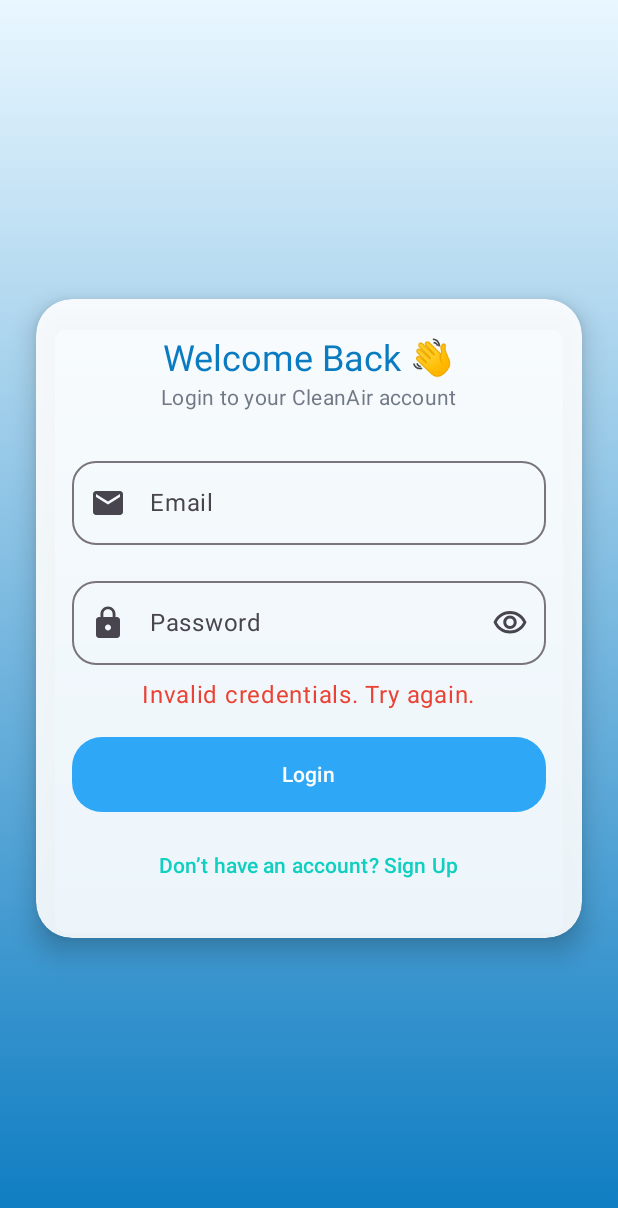
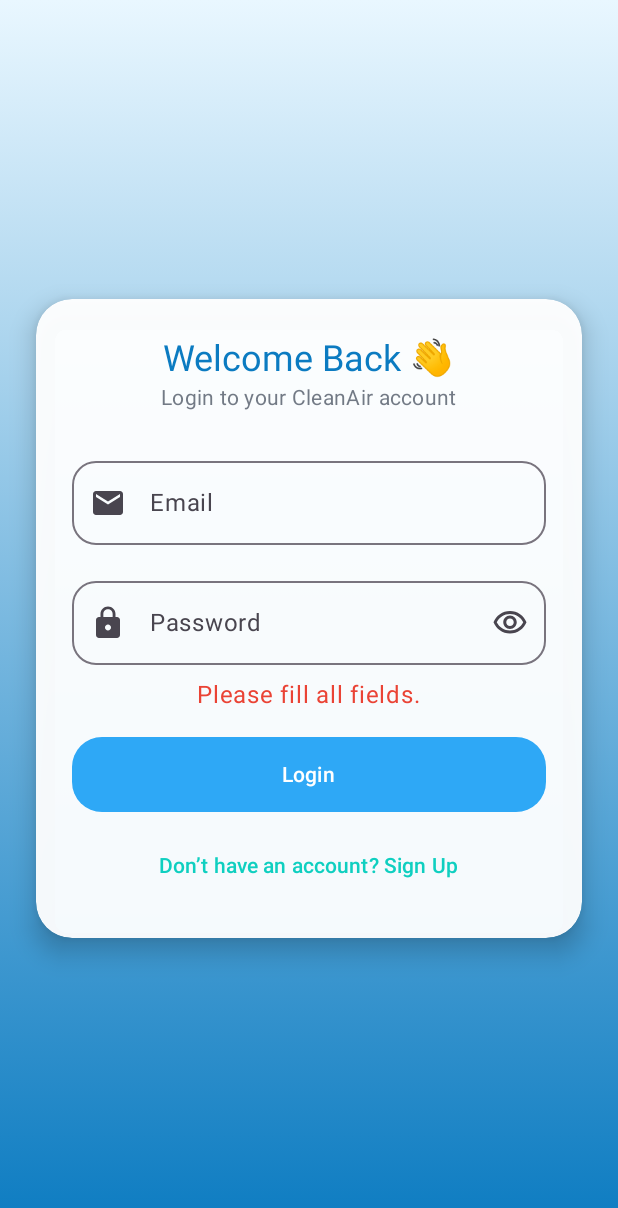
Before and after one commit to Akhil3452/CleanAir, an Android app built with Jetpack Compose: the screen it shows after launch (MainActivity), after a tap on "Login", on a phone screen of 412 x 824 dp. Shown: the top 1208 px of the screen. Run offline under Robolectric (Android 15) with nearby library versions, the phone set to English and light mode, and no system bars; our stand-ins replace Dagger/Hilt's generated code, Firebase (no records; nobody signed in at launch, a user with empty details on screens opened directly).

```diff
--- a/app/build.gradle.kts
+++ b/app/build.gradle.kts
@@ -4,6 +4,7 @@ plugins {
     id("com.google.dagger.hilt.android")
     kotlin("kapt")
     alias(libs.plugins.kotlin.compose)
+    alias(libs.plugins.google.gms.google.services)
 }
 
 android {
@@ -46,6 +47,8 @@ dependencies {
     implementation("androidx.lifecycle:lifecycle-viewmodel-compose:2.8.0")
     implementation("androidx.navigation:navigation-compose:2.8.0")
     implementation("androidx.room:room-runtime:2.7.0-alpha05")
+    implementation(libs.firebase.auth)
+    implementation(libs.firebase.firestore)
     kapt("androidx.room:room-compiler:2.7.0-alpha05")
     implementation("androidx.room:room-ktx:2.7.0-alpha05")
     implementation("com.squareup.retrofit2:converter-gson:2.9.0")
--- a/app/src/main/java/uk/ac/tees/mad/cleanair/MainActivity.kt
+++ b/app/src/main/java/uk/ac/tees/mad/cleanair/MainActivity.kt
@@ -4,22 +4,19 @@ import android.os.Bundle
 import androidx.activity.ComponentActivity
 import androidx.activity.compose.setContent
 import androidx.activity.enableEdgeToEdge
-import androidx.compose.foundation.layout.fillMaxSize
-import androidx.compose.foundation.layout.padding
-import androidx.compose.material3.Scaffold
-import androidx.compose.material3.Text
 import androidx.compose.runtime.Composable
-import androidx.compose.ui.Modifier
-import androidx.compose.ui.tooling.preview.Preview
 import androidx.navigation.NavHostController
 import androidx.navigation.compose.NavHost
 import androidx.navigation.compose.composable
 import androidx.navigation.compose.rememberNavController
+import dagger.hilt.android.AndroidEntryPoint
 import uk.ac.tees.mad.cleanair.ui.screens.auth.LoginScreen
 import uk.ac.tees.mad.cleanair.ui.screens.auth.SignupScreen
+import uk.ac.tees.mad.cleanair.ui.screens.dashboard.DashboardScreen
 import uk.ac.tees.mad.cleanair.ui.screens.splash.SplashScreen
 import uk.ac.tees.mad.cleanair.ui.theme.CleanAirTheme
 
+@AndroidEntryPoint
 class MainActivity : ComponentActivity() {
     override fun onCreate(savedInstanceState: Bundle?) {
         super.onCreate(savedInstanceState)
@@ -38,7 +35,7 @@ fun AppNavGraph(navController: NavHostController = rememberNavController()) {
         composable("splash") { SplashScreen(navController = navController) }
         composable("login") { LoginScreen(navController = navController) }
         composable("signup") { SignupScreen(navController = navController) }
-        //composable("dashboard") { DashboardScreen(navController = navController) }
+        composable("dashboard") { DashboardScreen(navController = navController) }
         // other routes...
     }
 }
--- /dev/null
+++ b/app/src/main/java/uk/ac/tees/mad/cleanair/di/AppModule.kt
@@ -0,0 +1,27 @@
+package uk.ac.tees.mad.cleanair.di
+
+import com.google.firebase.Firebase
+import com.google.firebase.auth.FirebaseAuth
+import com.google.firebase.auth.auth
+import com.google.firebase.firestore.FirebaseFirestore
+import com.google.firebase.firestore.firestore
+import dagger.Module
+import dagger.Provides
+import dagger.hilt.InstallIn
+import dagger.hilt.components.SingletonComponent
+import javax.inject.Singleton
+
+@Module
+@InstallIn(SingletonComponent::class)
+object AppModule {
+
+    @Provides
+    @Singleton
+    fun providesFirebaseAuthentication() : FirebaseAuth = Firebase.auth
+
+    @Provides
+    @Singleton
+    fun providesFirebaseFirestore() : FirebaseFirestore = Firebase.firestore
+
+
+}
--- a/app/src/main/java/uk/ac/tees/mad/cleanair/ui/screens/auth/LoginScreen.kt
+++ b/app/src/main/java/uk/ac/tees/mad/cleanair/ui/screens/auth/LoginScreen.kt
@@ -18,20 +18,33 @@ import androidx.compose.ui.draw.shadow
 import androidx.compose.ui.text.input.PasswordVisualTransformation
 import androidx.compose.ui.text.input.VisualTransformation
 import androidx.compose.ui.unit.dp
+import androidx.hilt.navigation.compose.hiltViewModel
 import androidx.navigation.NavController
+import kotlinx.coroutines.delay
 import uk.ac.tees.mad.cleanair.ui.theme.*
 
 @Composable
 fun LoginScreen(
     navController: NavController,
-    onLoginClick: (String, String, Boolean) -> Unit = { _, _, _ -> }
+    viewModel: AuthViewModel = hiltViewModel()
 ) {
     AuthBackground {
         var email by remember { mutableStateOf("") }
         var password by remember { mutableStateOf("") }
         var passwordVisible by remember { mutableStateOf(false) }
-        var rememberMe by remember { mutableStateOf(false) }
+        var isLoading by remember { mutableStateOf(false) }
         var showError by remember { mutableStateOf(false) }
+        var errorMessage by remember { mutableStateOf<String?>(null) }
+
+
+        if (viewModel.authenticated.value) {
+            LaunchedEffect(Unit) {
+                delay(100)
+                navController.navigate("dashboard") {
+                    popUpTo("login") { inclusive = true }
+                }
+            }
+        }
 
         Box(
             modifier = Modifier.fillMaxSize(),
@@ -43,7 +56,7 @@ fun LoginScreen(
                     .fillMaxWidth()
                     .padding(horizontal = 24.dp)
                     .shadow(10.dp, RoundedCornerShape(24.dp))
-                    .background(White.copy(alpha = 0.9f), RoundedCornerShape(24.dp))
+                    .background(White.copy(alpha = 0.95f), RoundedCornerShape(24.dp))
                     .padding(24.dp)
             ) {
                 Text(
@@ -92,8 +105,8 @@ fun LoginScreen(
 
                 Spacer(modifier = Modifier.height(8.dp))
 
-                AnimatedVisibility(showError) {
-                    Text("Invalid credentials. Try again.", color = VeryUnhealthyRed)
+                AnimatedVisibility(errorMessage != null) {
+                    Text(errorMessage ?: "", color = VeryUnhealthyRed)
                 }
 
                 Spacer(modifier = Modifier.height(16.dp))
@@ -101,10 +114,18 @@ fun LoginScreen(
                 Button(
                     onClick = {
                         if (email.isNotBlank() && password.isNotBlank()) {
-                            onLoginClick(email, password, rememberMe)
-                        } else {
-                            showError = true
-                        }
+                            isLoading = true
+                            viewModel.login(email, password) { success, msg ->
+                                isLoading = false
+                                if (success) {
+                                    navController.navigate("dashboard") {
+                                        popUpTo("login") { inclusive = true }
+                                    }
+                                } else {
+                                    errorMessage = msg ?: "Login failed. Try again."
+                                }
+                            }
+                        } else errorMessage = "Please fill all fields."
                     },
                     colors = ButtonDefaults.buttonColors(containerColor = SkyBlue),
                     shape = RoundedCornerShape(20.dp),
@@ -112,7 +133,10 @@ fun LoginScreen(
                         .fillMaxWidth()
                         .height(50.dp)
                 ) {
-                    Text("Login", color = White)
+                    if (isLoading)
+                        CircularProgressIndicator(color = White, strokeWidth = 2.dp)
+                    else
+                        Text("Login", color = White)
                 }
 
                 Spacer(modifier = Modifier.height(12.dp))
--- a/build.gradle.kts
+++ b/build.gradle.kts
@@ -4,4 +4,5 @@ plugins {
     alias(libs.plugins.kotlin.android) apply false
     id("com.google.dagger.hilt.android") version "2.57.2" apply false
     alias(libs.plugins.kotlin.compose) apply false
+    alias(libs.plugins.google.gms.google.services) apply false
 }
--- a/gradle/libs.versions.toml
+++ b/gradle/libs.versions.toml
@@ -8,6 +8,9 @@ espressoCore = "3.7.0"
 lifecycleRuntimeKtx = "2.9.4"
 activityCompose = "1.11.0"
 composeBom = "2024.09.00"
+googleGmsGoogleServices = "4.4.4"
+firebaseAuth = "24.0.1"
+firebaseFirestore = "26.0.2"
 
 [libraries]
 androidx-core-ktx = { group = "androidx.core", name = "core-ktx", version.ref = "coreKtx" }
@@ -24,8 +27,11 @@ androidx-compose-ui-tooling-preview = { group = "androidx.compose.ui", name = "u
 androidx-compose-ui-test-manifest = { group = "androidx.compose.ui", name = "ui-test-manifest" }
 androidx-compose-ui-test-junit4 = { group = "androidx.compose.ui", name = "ui-test-junit4" }
 androidx-compose-material3 = { group = "androidx.compose.material3", name = "material3" }
+firebase-auth = { group = "com.google.firebase", name = "firebase-auth", version.ref = "firebaseAuth" }
+firebase-firestore = { group = "com.google.firebase", name = "firebase-firestore", version.ref = "firebaseFirestore" }
 
 [plugins]
 android-application = { id = "com.android.application", version.ref = "agp" }
 kotlin-android = { id = "org.jetbrains.kotlin.android", version.ref = "kotlin" }
 kotlin-compose = { id = "org.jetbrains.kotlin.plugin.compose", version.ref = "kotlin" }
+google-gms-google-services = { id = "com.google.gms.google-services", version.ref = "googleGmsGoogleServices" }
```
Also changed, not shown: app/src/main/java/uk/ac/tees/mad/cleanair/ui/screens/auth/AuthViewModel.kt (+47 -23 lines), app/src/main/java/uk/ac/tees/mad/cleanair/ui/screens/auth/SignupScreen.kt (+36 -10 lines), app/src/main/java/uk/ac/tees/mad/cleanair/ui/screens/dashboard/DashboardScreen.kt (added, +8 -0 lines), 1 other file.
